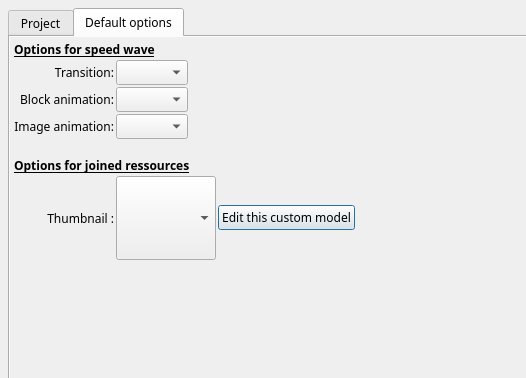
The window that src/ffDiaporama/DlgffDPjrProperties/DlgffDPjrProperties.ui (boenki/ffdiaporama) describes before a commit, drawn with Qt 5; both pictures show x 0 to 526 and y 0 to 378 of the 608 by 491 pixel window.
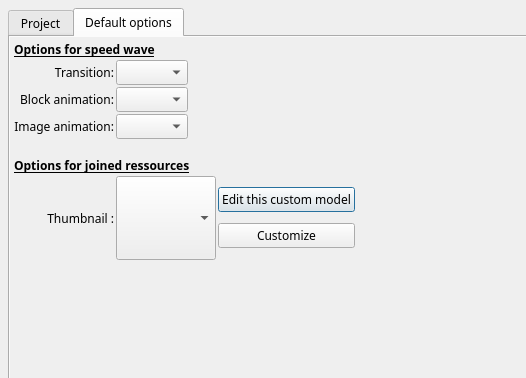
The same window after the commit. Icons and pictures are not drawn. Custom widgets are drawn as their Qt base class.

```diff
--- a/src/ffDiaporama/DlgffDPjrProperties/DlgffDPjrProperties.ui
+++ b/src/ffDiaporama/DlgffDPjrProperties/DlgffDPjrProperties.ui
@@ -636,7 +636,12 @@
               </widget>
              </item>
              <item>
-              <widget class="QPushButton" name="EditThumbBT">
+              <layout class="QVBoxLayout" name="verticalLayout_4">
+               <property name="spacing">
+                <number>0</number>
+               </property>
+               <item>
+                <widget class="QPushButton" name="AdminEditThumbBT">
                <property name="text">
                 <string notr="true">Edit this custom model</string>
                </property>
@@ -647,6 +652,22 @@
               </widget>
              </item>
              <item>
+                <widget class="QPushButton" name="EditThumbBT">
+                 <property name="toolTip">
+                  <string>Customize the thumbnail only for this project (without creating a new thumbnail model)</string>
+                 </property>
+                 <property name="text">
+                  <string>Customize</string>
+                 </property>
+                 <property name="icon">
+                  <iconset resource="../../../RSCffDiaporama.qrc">
+                   <normaloff>:/img/action_edit.png</normaloff>:/img/action_edit.png</iconset>
+                 </property>
+                </widget>
+               </item>
+              </layout>
+             </item>
+             <item>
               <spacer name="horizontalSpacer_2">
                <property name="orientation">
                 <enum>Qt::Horizontal</enum>
```
Left out of the diff: 6 changed lines with no effect on the pictures. Lines whose indentation alone changed are shown as unchanged.
